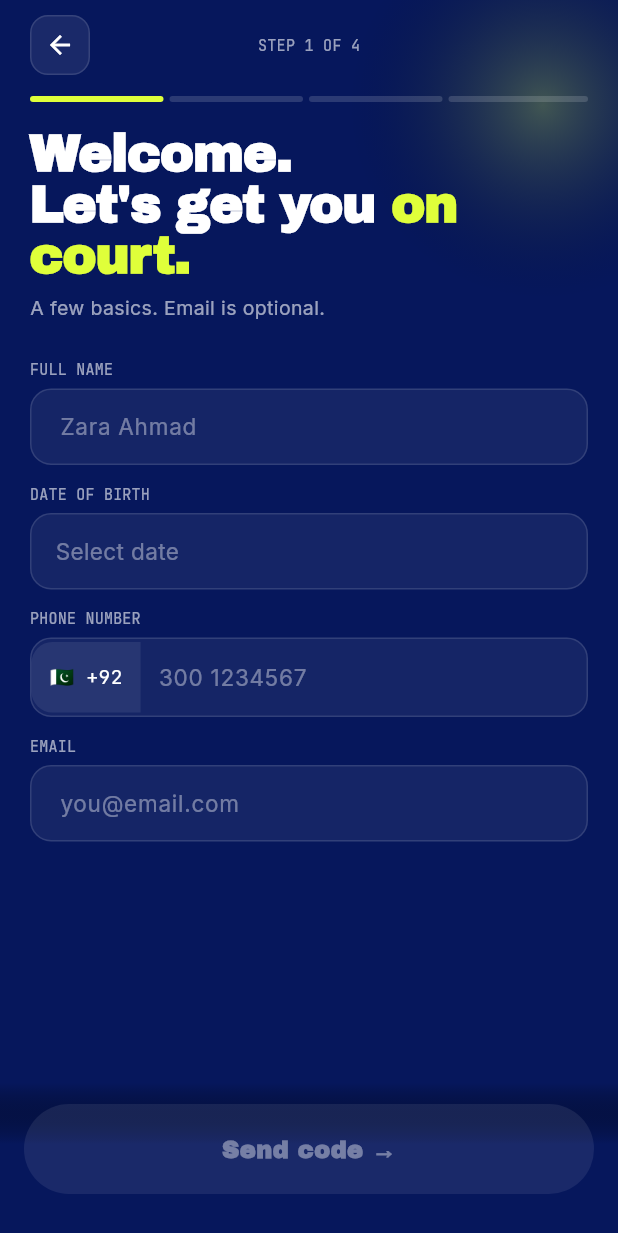
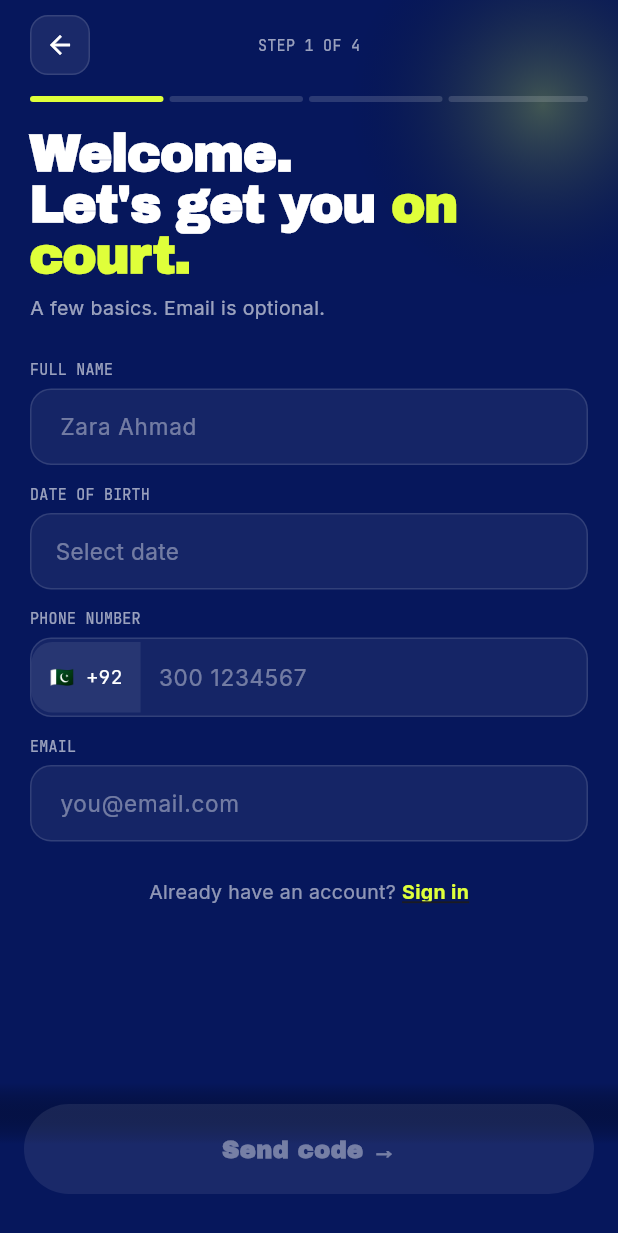
Before and after one commit to jointtpk/padel-partner, a Flutter app: the screen it shows after launch, on a phone screen of 412 x 824 dp. Shown: the top 1233 px of the screen. Run offline on Flutter 3.47's test engine with Material 3 defaults, Android fonts, the phone set to English and light mode, and no system bars; our stand-ins replace get, google_fonts, google_maps_flutter, image_picker, pinput, shared_preferences.

Commit message:
Add persistent sign-in: stay logged in across launches + sign-in/out
- Player.fromMap factory + avatarColor in toMap so the profile can
  round-trip through SharedPreferences as JSON.
- shared_preferences: ^2.3.0 added to pubspec.
- New UserStorage service (lib/core/services/user_storage.dart):
  save/load/clear/hasUser. Used as the single source of truth for
  whether a user is 'signed in' on this device.
- AppController:
  * updateCurrentUser() now also persists via UserStorage.save()
  * signOut() clears storage and all in-memory state, resets
    currentUser to the placeholder, and routes back to /sign-up.
- main.dart: loads any saved user before runApp and chooses the
  initial route — /home if a user is persisted, /sign-up otherwise.
  Also seeds top-level kMe with the saved user.
- New SignInScreen (/sign-in): two-step flow — enter the email you
  signed up with, get a 4-digit OTP via EmailJS, type it in, restore
  the saved profile and land on /home. Rejects emails that don't
  match a profile saved on this device. Includes a 'New here? Create
  an account' link back to /sign-up.
- Sign-up screen step 1 now has 'Already have an account? Sign in'.
- Edit Profile screen: red 'Sign out' button at the bottom with a
  confirm dialog.

```diff
--- a/lib/app/app_pages.dart
+++ b/lib/app/app_pages.dart
@@ -1,6 +1,7 @@
 import 'package:get/get.dart';
 import 'routes.dart';
 import '../screens/sign_up/sign_up_screen.dart';
+import '../screens/sign_in/sign_in_screen.dart';
 import '../screens/home/home_screen.dart';
 import '../screens/browse/browse_screen.dart';
 import '../screens/detail/detail_screen.dart';
@@ -20,6 +21,7 @@ class AppPages {
 
   static final routes = <GetPage>[
     GetPage(name: Routes.signUp,       page: () => const SignUpScreen()),
+    GetPage(name: Routes.signIn,       page: () => const SignInScreen()),
     GetPage(name: Routes.home,         page: () => const HomeScreen()),
     GetPage(name: Routes.browse,       page: () => const BrowseScreen()),
     GetPage(name: Routes.detail,       page: () => const DetailScreen()),
--- a/lib/app/routes.dart
+++ b/lib/app/routes.dart
@@ -2,6 +2,7 @@ abstract class Routes {
   Routes._();
 
   static const signUp      = '/sign-up';
+  static const signIn      = '/sign-in';
   static const home        = '/home';
   static const browse      = '/browse';
   static const detail      = '/detail';
--- a/lib/core/models/player.dart
+++ b/lib/core/models/player.dart
@@ -87,6 +87,7 @@ class Player {
         'level': level,
         'tier': tier,
         'badge': badge,
+        'avatarColor': avatarColor.value,
         'initials': initials,
         'city': city,
         'wins': wins,
@@ -98,4 +99,24 @@ class Player {
         'photoPath': photoPath,
         'tags': tags,
       };
+
+  factory Player.fromMap(Map<String, dynamic> m) => Player(
+        id: m['id'] as String,
+        name: m['name'] as String,
+        handle: m['handle'] as String,
+        level: (m['level'] as num).toDouble(),
+        tier: m['tier'] as String,
+        badge: m['badge'] as String,
+        avatarColor: Color((m['avatarColor'] as num?)?.toInt() ?? 0xFFD5C7FF),
+        initials: m['initials'] as String,
+        city: m['city'] as String,
+        wins: m['wins'] as int,
+        games: m['games'] as int,
+        age: m['age'] as int,
+        gender: m['gender'] as String,
+        email: m['email'] as String?,
+        bio: m['bio'] as String?,
+        photoPath: m['photoPath'] as String?,
+        tags: (m['tags'] as Map?)?.map((k, v) => MapEntry(k.toString(), v.toString())) ?? const {},
+      );
 }
--- /dev/null
+++ b/lib/core/services/user_storage.dart
@@ -0,0 +1,33 @@
+import 'dart:convert';
+import 'package:shared_preferences/shared_preferences.dart';
+import '../models/player.dart';
+
+/// Persists the signed-in user's profile to SharedPreferences as JSON.
+class UserStorage {
+  UserStorage._();
+
+  static const _kUserKey = 'current_user_v1';
+
+  static Future<void> save(Player p) async {
+    final sp = await SharedPreferences.getInstance();
+    await sp.setString(_kUserKey, jsonEncode(p.toMap()));
+  }
+
+  static Future<Player?> load() async {
+    final sp = await SharedPreferences.getInstance();
+    final raw = sp.getString(_kUserKey);
+    if (raw == null || raw.isEmpty) return null;
+    try {
+      return Player.fromMap(jsonDecode(raw) as Map<String, dynamic>);
+    } catch (_) {
+      return null;
+    }
+  }
+
+  static Future<bool> hasUser() async => (await load()) != null;
+
+  static Future<void> clear() async {
+    final sp = await SharedPreferences.getInstance();
+    await sp.remove(_kUserKey);
+  }
+}
--- a/lib/main.dart
+++ b/lib/main.dart
@@ -5,6 +5,8 @@ import 'package:get/get.dart';
 import 'app/app_pages.dart';
 import 'app/controllers/app_controller.dart';
 import 'app/routes.dart';
+import 'core/mock_data.dart';
+import 'core/services/user_storage.dart';
 import 'core/theme/tokens.dart';
 
 void main() async {
@@ -23,15 +25,19 @@ void main() async {
   );
   SystemChrome.setPreferredOrientations([DeviceOrientation.portraitUp]);
 
+  // ── Load persisted user (if any) before deciding initial route ────────────
+  final saved = await UserStorage.load();
+  if (saved != null) kMe = saved;
+
   // ── GetX global controllers ───────────────────────────────────────────────
   Get.put(AppController(), permanent: true);
-  // Get.put(AuthController(), permanent: true); // enable after Firebase setup
 
-  runApp(const PadelPartnerApp());
+  runApp(PadelPartnerApp(initialRoute: saved != null ? Routes.home : Routes.signUp));
 }
 
 class PadelPartnerApp extends StatelessWidget {
-  const PadelPartnerApp({super.key});
+  const PadelPartnerApp({super.key, required this.initialRoute});
+  final String initialRoute;
 
   @override
   Widget build(BuildContext context) {
@@ -39,7 +45,7 @@ class PadelPartnerApp extends StatelessWidget {
       title: 'Padel Partner',
       debugShowCheckedModeBanner: false,
       theme: _buildTheme(),
-      initialRoute: Routes.signUp,
+      initialRoute: initialRoute,
       getPages: AppPages.routes,
       defaultTransition: Transition.cupertino,
       transitionDuration: const Duration(milliseconds: 300),
--- a/lib/screens/sign_up/sign_up_screen.dart
+++ b/lib/screens/sign_up/sign_up_screen.dart
@@ -5,6 +5,7 @@ import 'package:image_picker/image_picker.dart';
 import 'package:intl/intl.dart';
 import 'package:pinput/pinput.dart';
 
+import '../../app/routes.dart';
 import '../../core/theme/tokens.dart';
 import 'sign_up_controller.dart';
 
@@ -323,6 +324,26 @@ class _StepInfo extends StatelessWidget {
           controller: ctrl.emailController,
           placeholder: 'you@email.com',
           keyboardType: TextInputType.emailAddress,
+        ),
+
+        const SizedBox(height: 24),
+        Center(
+          child: GestureDetector(
+            onTap: () => Get.offAllNamed(Routes.signIn),
+            child: Text.rich(
+              TextSpan(
+                text: 'Already have an account? ',
+                style: AppFonts.body(13, color: Colors.white.withOpacity(0.55)),
+                children: [
+                  TextSpan(
+                    text: 'Sign in',
+                    style: AppFonts.body(13, color: AppColors.ball, weight: FontWeight.w700)
+                        .copyWith(decoration: TextDecoration.underline),
+                  ),
+                ],
+              ),
+            ),
+          ),
         ),
       ],
     );
--- a/pubspec.yaml
+++ b/pubspec.yaml
@@ -50,6 +50,7 @@ dependencies:
   # Utils
   intl: ^0.19.0
   http: ^1.2.0
+  shared_preferences: ^2.3.0
 
 dev_dependencies:
   flutter_test:
```
Also changed, not shown: lib/app/controllers/app_controller.dart (+32 -0 lines), lib/screens/edit_profile/edit_profile_screen.dart (+44 -0 lines), lib/screens/sign_in/sign_in_screen.dart (added, +302 -0 lines), pubspec.lock, 3 other files.
